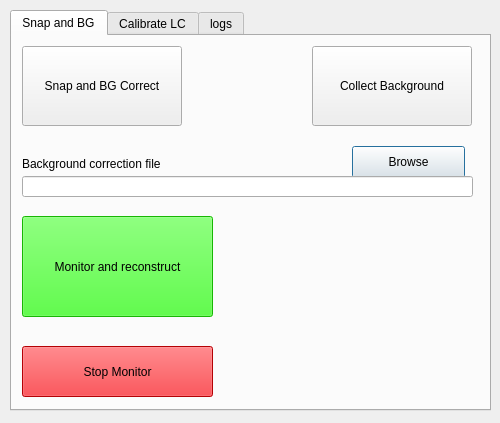
This is recOrder/visualization/qtdesigner/ReconOrderUI.ui in bryantChhun/recOrder_deprecated as Qt 5 draws it before an edit. The edited form follows.
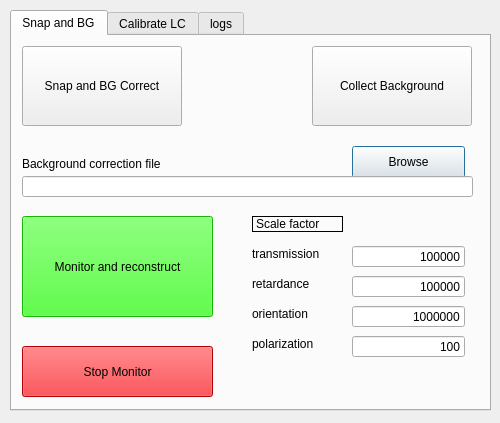
This is the edited form.

The edit to the form file:
```diff
--- a/recOrder/visualization/qtdesigner/ReconOrderUI.ui
+++ b/recOrder/visualization/qtdesigner/ReconOrderUI.ui
@@ -150,6 +150,147 @@
       <bool>false</bool>
      </property>
     </widget>
+    <widget class="QLabel" name="label_scale_factor">
+     <property name="geometry">
+      <rect>
+       <x>240</x>
+       <y>180</y>
+       <width>91</width>
+       <height>16</height>
+      </rect>
+     </property>
+     <property name="frameShape">
+      <enum>QFrame::Box</enum>
+     </property>
+     <property name="frameShadow">
+      <enum>QFrame::Plain</enum>
+     </property>
+     <property name="lineWidth">
+      <number>1</number>
+     </property>
+     <property name="text">
+      <string>Scale factor</string>
+     </property>
+    </widget>
+    <widget class="QLineEdit" name="le_transmission_scale">
+     <property name="geometry">
+      <rect>
+       <x>340</x>
+       <y>210</y>
+       <width>113</width>
+       <height>21</height>
+      </rect>
+     </property>
+     <property name="layoutDirection">
+      <enum>Qt::LeftToRight</enum>
+     </property>
+     <property name="text">
+      <string>100000</string>
+     </property>
+     <property name="alignment">
+      <set>Qt::AlignRight|Qt::AlignTrailing|Qt::AlignVCenter</set>
+     </property>
+    </widget>
+    <widget class="QLineEdit" name="le_retardance_scale">
+     <property name="geometry">
+      <rect>
+       <x>340</x>
+       <y>240</y>
+       <width>113</width>
+       <height>21</height>
+      </rect>
+     </property>
+     <property name="text">
+      <string>100000</string>
+     </property>
+     <property name="alignment">
+      <set>Qt::AlignRight|Qt::AlignTrailing|Qt::AlignVCenter</set>
+     </property>
+    </widget>
+    <widget class="QLineEdit" name="le_orientation_scale">
+     <property name="geometry">
+      <rect>
+       <x>340</x>
+       <y>270</y>
+       <width>113</width>
+       <height>21</height>
+      </rect>
+     </property>
+     <property name="text">
+      <string>1000000</string>
+     </property>
+     <property name="alignment">
+      <set>Qt::AlignRight|Qt::AlignTrailing|Qt::AlignVCenter</set>
+     </property>
+    </widget>
+    <widget class="QLineEdit" name="le_polarization_scale">
+     <property name="geometry">
+      <rect>
+       <x>340</x>
+       <y>300</y>
+       <width>113</width>
+       <height>21</height>
+      </rect>
+     </property>
+     <property name="text">
+      <string>100</string>
+     </property>
+     <property name="alignment">
+      <set>Qt::AlignRight|Qt::AlignTrailing|Qt::AlignVCenter</set>
+     </property>
+    </widget>
+    <widget class="QLabel" name="label_transmission_scale">
+     <property name="geometry">
+      <rect>
+       <x>240</x>
+       <y>210</y>
+       <width>91</width>
+       <height>16</height>
+      </rect>
+     </property>
+     <property name="text">
+      <string>transmission</string>
+     </property>
+    </widget>
+    <widget class="QLabel" name="label_retardance_scale">
+     <property name="geometry">
+      <rect>
+       <x>240</x>
+       <y>240</y>
+       <width>91</width>
+       <height>16</height>
+      </rect>
+     </property>
+     <property name="text">
+      <string>retardance</string>
+     </property>
+    </widget>
+    <widget class="QLabel" name="label_orientation_scale">
+     <property name="geometry">
+      <rect>
+       <x>240</x>
+       <y>270</y>
+       <width>91</width>
+       <height>16</height>
+      </rect>
+     </property>
+     <property name="text">
+      <string>orientation</string>
+     </property>
+    </widget>
+    <widget class="QLabel" name="label_polarization_scale">
+     <property name="geometry">
+      <rect>
+       <x>240</x>
+       <y>300</y>
+       <width>91</width>
+       <height>16</height>
+      </rect>
+     </property>
+     <property name="text">
+      <string>polarization</string>
+     </property>
+    </widget>
    </widget>
    <widget class="QWidget" name="calibrate_lc_tab">
     <attribute name="title">
```
